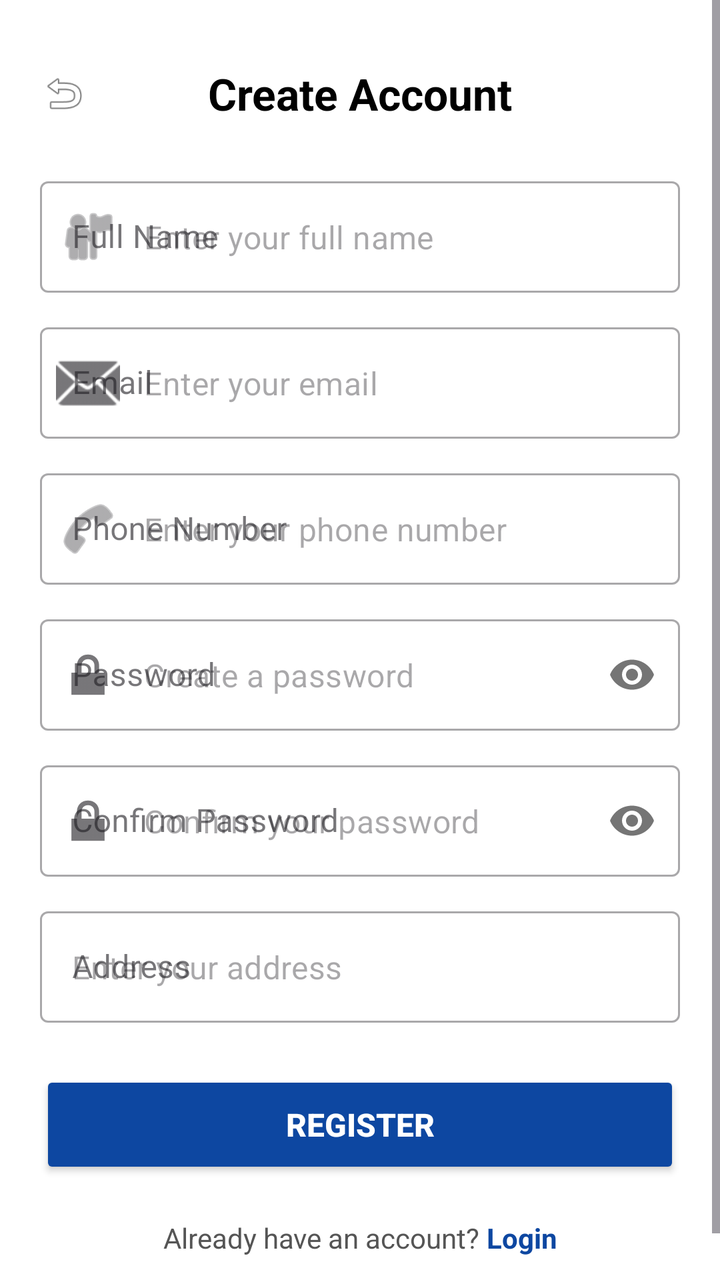
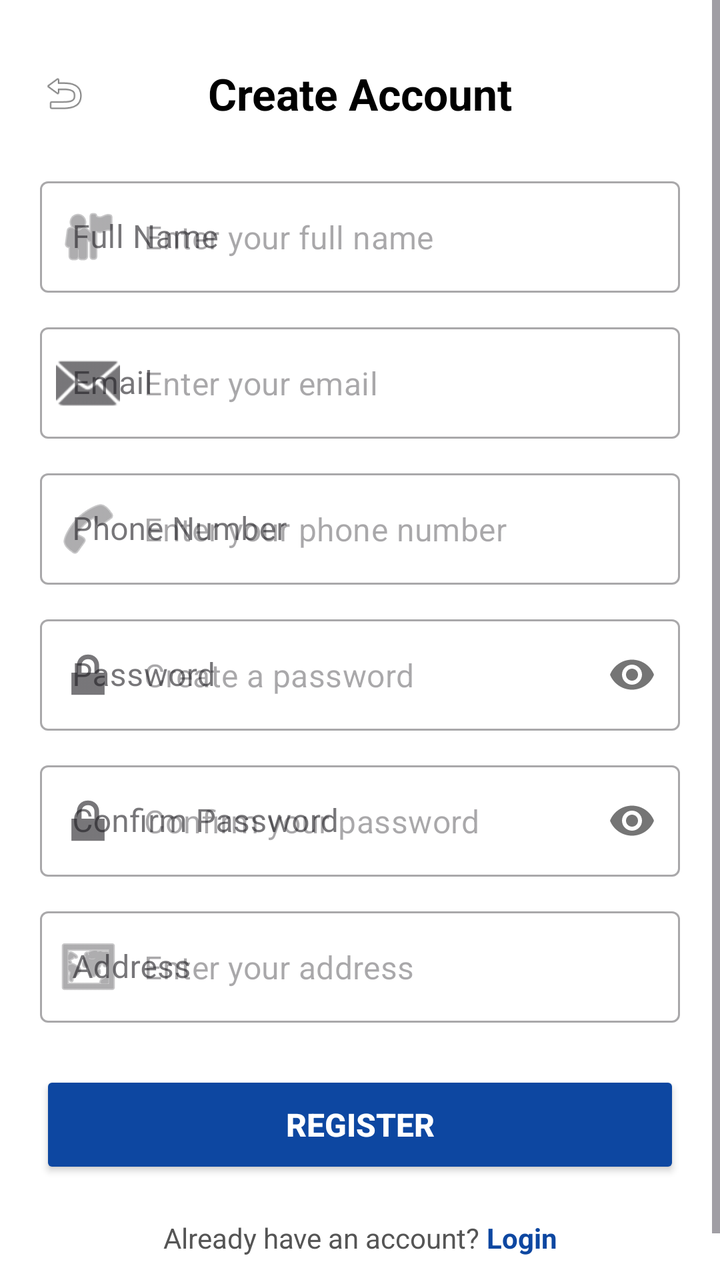

Screens rendered from an Android XML layout before and after an edit, with the pre-edit source and the edit as a unified diff.
<!-- AndroidManifest.xml: application theme Theme.FixMate -->
<!-- res/layout/activity_sign_up.xml -->
<?xml version="1.0" encoding="utf-8"?>
<ScrollView xmlns:android="http://schemas.android.com/apk/res/android"
    xmlns:app="http://schemas.android.com/apk/res-auto"
    xmlns:tools="http://schemas.android.com/tools"
    android:id="@+id/SignUp"
    android:layout_width="match_parent"
    android:layout_height="match_parent"
    android:fillViewport="true"
    android:background="#FFFFFF"
    tools:context=".SignUpActivity">

    <androidx.constraintlayout.widget.ConstraintLayout
        android:layout_width="match_parent"
        android:layout_height="wrap_content"
        android:padding="20dp">

        
        <ImageView
            android:id="@+id/btnBack"
            android:layout_width="24dp"
            android:layout_height="24dp"
            android:src="@android:drawable/ic_menu_revert"
            app:layout_constraintBottom_toBottomOf="@id/txtTitle"
            app:layout_constraintStart_toStartOf="parent"
            app:layout_constraintTop_toTopOf="@id/txtTitle" />

        
        <TextView
            android:id="@+id/txtTitle"
            android:layout_width="wrap_content"
            android:layout_height="wrap_content"
            android:layout_marginTop="12dp"
            android:text="Create Account"
            android:textColor="#000000"
            android:textSize="22sp"
            android:textStyle="bold"
            app:layout_constraintEnd_toEndOf="parent"
            app:layout_constraintStart_toStartOf="parent"
            app:layout_constraintTop_toTopOf="parent" />

        
        <com.google.android.material.textfield.TextInputLayout
            android:id="@+id/layoutFullName"
            style="@style/Widget.MaterialComponents.TextInputLayout.OutlinedBox"
            android:layout_width="0dp"
            android:layout_height="wrap_content"
            android:layout_marginTop="24dp"
            android:hint="Full Name"
            app:startIconDrawable="@android:drawable/ic_menu_myplaces"
            app:layout_constraintEnd_toEndOf="parent"
            app:layout_constraintStart_toStartOf="parent"
            app:layout_constraintTop_toBottomOf="@id/txtTitle">

            <com.google.android.material.textfield.TextInputEditText
                android:id="@+id/etFullName"
                android:layout_width="match_parent"
                android:layout_height="wrap_content"
                android:hint="Enter your full name"
                android:inputType="textPersonName" />
        </com.google.android.material.textfield.TextInputLayout>

        
        <com.google.android.material.textfield.TextInputLayout
            android:id="@+id/layoutEmail"
            style="@style/Widget.MaterialComponents.TextInputLayout.OutlinedBox"
            android:layout_width="0dp"
            android:layout_height="wrap_content"
            android:layout_marginTop="12dp"
            android:hint="Email"
            app:startIconDrawable="@android:drawable/ic_dialog_email"
            app:layout_constraintEnd_toEndOf="parent"
            app:layout_constraintStart_toStartOf="parent"
            app:layout_constraintTop_toBottomOf="@id/layoutFullName">

            <com.google.android.material.textfield.TextInputEditText
                android:id="@+id/etEmail"
                android:layout_width="match_parent"
                android:layout_height="wrap_content"
                android:hint="Enter your email"
                android:inputType="textEmailAddress" />
        </com.google.android.material.textfield.TextInputLayout>

        
        <com.google.android.material.textfield.TextInputLayout
            android:id="@+id/layoutPhone"
            style="@style/Widget.MaterialComponents.TextInputLayout.OutlinedBox"
            android:layout_width="0dp"
            android:layout_height="wrap_content"
            android:layout_marginTop="12dp"
            android:hint="Phone Number"
            app:startIconDrawable="@android:drawable/ic_menu_call"
            app:layout_constraintEnd_toEndOf="parent"
            app:layout_constraintStart_toStartOf="parent"
            app:layout_constraintTop_toBottomOf="@id/layoutEmail">

            <com.google.android.material.textfield.TextInputEditText
                android:id="@+id/etPhone"
                android:layout_width="match_parent"
                android:layout_height="wrap_content"
                android:hint="Enter your phone number"
                android:inputType="phone" />
        </com.google.android.material.textfield.TextInputLayout>

        
        <com.google.android.material.textfield.TextInputLayout
            android:id="@+id/layoutPassword"
            style="@style/Widget.MaterialComponents.TextInputLayout.OutlinedBox"
            android:layout_width="0dp"
            android:layout_height="wrap_content"
            android:layout_marginTop="12dp"
            android:hint="Password"
            app:passwordToggleEnabled="true"
            app:startIconDrawable="@android:drawable/ic_lock_lock"
            app:layout_constraintEnd_toEndOf="parent"
            app:layout_constraintStart_toStartOf="parent"
            app:layout_constraintTop_toBottomOf="@id/layoutPhone">

            <com.google.android.material.textfield.TextInputEditText
                android:id="@+id/etPassword"
                android:layout_width="match_parent"
                android:layout_height="wrap_content"
                android:hint="Create a password"
                android:inputType="textPassword" />
        </com.google.android.material.textfield.TextInputLayout>

        
        <com.google.android.material.textfield.TextInputLayout
            android:id="@+id/layoutConfirmPassword"
            style="@style/Widget.MaterialComponents.TextInputLayout.OutlinedBox"
            android:layout_width="0dp"
            android:layout_height="wrap_content"
            android:layout_marginTop="12dp"
            android:hint="Confirm Password"
            app:passwordToggleEnabled="true"
            app:startIconDrawable="@android:drawable/ic_lock_lock"
            app:layout_constraintEnd_toEndOf="parent"
            app:layout_constraintStart_toStartOf="parent"
            app:layout_constraintTop_toBottomOf="@id/layoutPassword">

            <com.google.android.material.textfield.TextInputEditText
                android:id="@+id/etConfirmPassword"
                android:layout_width="match_parent"
                android:layout_height="wrap_content"
                android:hint="Confirm your password"
                android:inputType="textPassword" />
        </com.google.android.material.textfield.TextInputLayout>

        
        <com.google.android.material.textfield.TextInputLayout
            android:id="@+id/layoutAddress"
            style="@style/Widget.MaterialComponents.TextInputLayout.OutlinedBox"
            android:layout_width="0dp"
            android:layout_height="wrap_content"
            android:layout_marginTop="12dp"
            android:hint="Address"
            app:startIconDrawable="@android:drawable/ic_menu_mapmeasure"
            app:layout_constraintEnd_toEndOf="parent"
            app:layout_constraintStart_toStartOf="parent"
            app:layout_constraintTop_toBottomOf="@id/layoutConfirmPassword">

            <com.google.android.material.textfield.TextInputEditText
                android:id="@+id/etAddress"
                android:layout_width="match_parent"
                android:layout_height="wrap_content"
                android:hint="Enter your address"
                android:inputType="textPostalAddress" />
        </com.google.android.material.textfield.TextInputLayout>

        
        <Button
            android:id="@+id/btnRegister"
            android:layout_width="0dp"
            android:layout_height="54dp"
            android:layout_marginTop="24dp"
            android:backgroundTint="#0D47A1"
            android:text="Register"
            android:textColor="#FFFFFF"
            android:textSize="16sp"
            android:textStyle="bold"
            app:layout_constraintEnd_toEndOf="parent"
            app:layout_constraintStart_toStartOf="parent"
            app:layout_constraintTop_toBottomOf="@id/layoutAddress" />

        
        <LinearLayout
            android:id="@+id/layoutLoginLink"
            android:layout_width="wrap_content"
            android:layout_height="wrap_content"
            android:layout_marginTop="20dp"
            android:layout_marginBottom="16dp"
            android:orientation="horizontal"
            app:layout_constraintBottom_toBottomOf="parent"
            app:layout_constraintEnd_toEndOf="parent"
            app:layout_constraintStart_toStartOf="parent"
            app:layout_constraintTop_toBottomOf="@id/btnRegister">

            <TextView
                android:layout_width="wrap_content"
                android:layout_height="wrap_content"
                android:text="Already have an account? "
                android:textColor="#555555"
                android:textSize="14sp" />

            <TextView
                android:id="@+id/txtLogin"
                android:layout_width="wrap_content"
                android:layout_height="wrap_content"
                android:text="Login"
                android:textColor="#0D47A1"
                android:textSize="14sp"
                android:textStyle="bold" />
        </LinearLayout>

    </androidx.constraintlayout.widget.ConstraintLayout>
</ScrollView>
<!-- resources referenced by this layout -->
<resources>
  <style name="Theme.FixMate" parent="Base.Theme.FixMate" />
  <style name="Base.Theme.FixMate" parent="Theme.Material3.DayNight.NoActionBar">
          
          
      </style>
</resources>

<!-- the commit's change to res/layout/activity_sign_up.xml (unified diff, before → after) -->
@@ -153,7 +153,7 @@
             android:layout_height="wrap_content"
             android:layout_marginTop="12dp"
             android:hint="Address"
-            app:startIconDrawable="@android:drawable/ic_menu_mapmeasure"
+            app:startIconDrawable="@android:drawable/ic_menu_mapmode"
             app:layout_constraintEnd_toEndOf="parent"
             app:layout_constraintStart_toStartOf="parent"
             app:layout_constraintTop_toBottomOf="@id/layoutConfirmPassword">
